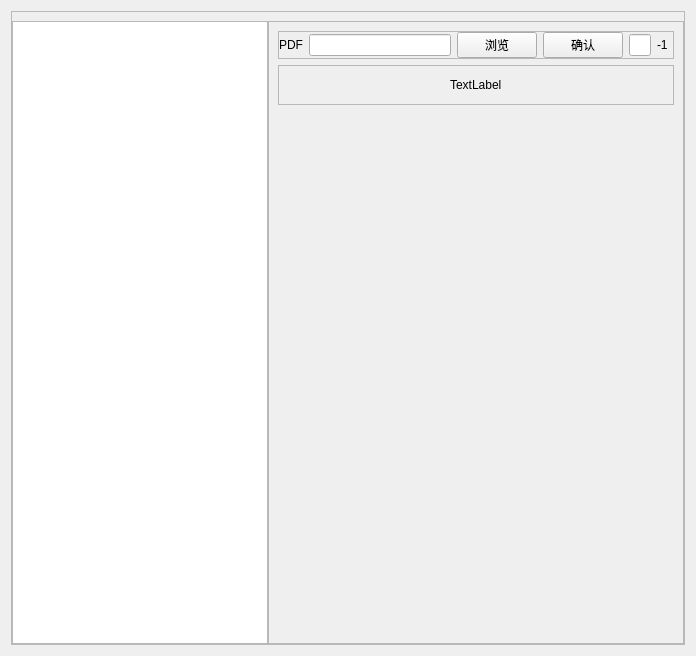
The window that ui/pdf.ui (fffoobibi/pyqt_ocr) describes before a commit, drawn with Qt 5.
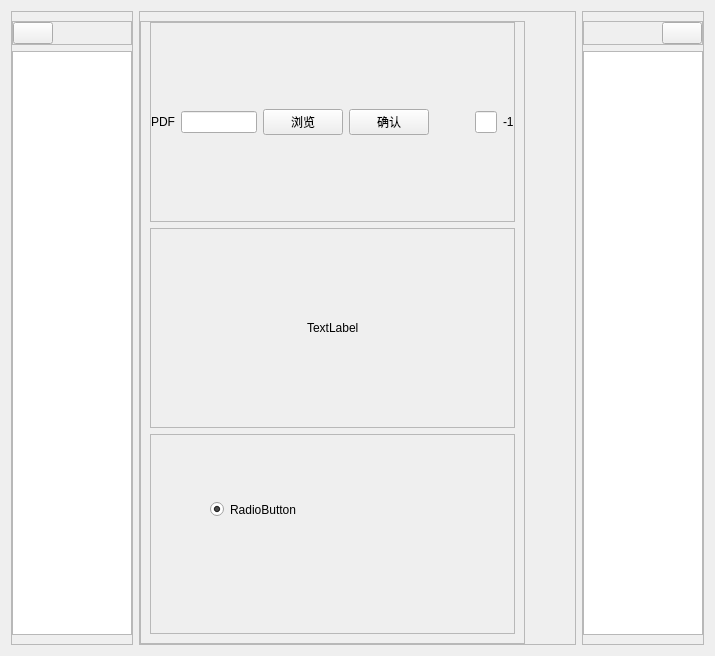
The same window after the commit. Icons and pictures are not drawn. Custom widgets are drawn as their Qt base class.

```diff
--- a/ui/pdf.ui
+++ b/ui/pdf.ui
@@ -6,35 +6,80 @@
    <rect>
     <x>0</x>
     <y>0</y>
-    <width>696</width>
+    <width>715</width>
     <height>656</height>
    </rect>
   </property>
   <property name="windowTitle">
    <string>Form</string>
   </property>
-  <layout class="QHBoxLayout" name="horizontalLayout_3">
+  <layout class="QHBoxLayout" name="horizontalLayout_3" stretch="0,0,0">
    <item>
-    <widget class="QFrame" name="frame_3">
+    <widget class="QFrame" name="frame_7">
      <property name="frameShape">
       <enum>QFrame::StyledPanel</enum>
      </property>
      <property name="frameShadow">
       <enum>QFrame::Raised</enum>
      </property>
-     <layout class="QHBoxLayout" name="horizontalLayout_2" stretch="0,30">
-      <property name="spacing">
-       <number>0</number>
-      </property>
+     <layout class="QVBoxLayout" name="verticalLayout_3">
       <property name="leftMargin">
        <number>0</number>
       </property>
       <property name="rightMargin">
        <number>0</number>
       </property>
-      <property name="bottomMargin">
-       <number>0</number>
-      </property>
+      <item>
+       <widget class="QFrame" name="frame_8">
+        <property name="frameShape">
+         <enum>QFrame::StyledPanel</enum>
+        </property>
+        <property name="frameShadow">
+         <enum>QFrame::Raised</enum>
+        </property>
+        <layout class="QHBoxLayout" name="horizontalLayout_6">
+         <property name="leftMargin">
+          <number>0</number>
+         </property>
+         <property name="topMargin">
+          <number>0</number>
+         </property>
+         <property name="rightMargin">
+          <number>0</number>
+         </property>
+         <property name="bottomMargin">
+          <number>0</number>
+         </property>
+         <item>
+          <widget class="QPushButton" name="pushButton_4">
+           <property name="text">
+            <string/>
+           </property>
+           <property name="icon">
+            <iconset resource="src.qrc">
+             <normaloff>:/image/img/indent-decrease.svg</normaloff>:/image/img/indent-decrease.svg</iconset>
+           </property>
+           <property name="checkable">
+            <bool>true</bool>
+           </property>
+          </widget>
+         </item>
+         <item>
+          <spacer name="horizontalSpacer_4">
+           <property name="orientation">
+            <enum>Qt::Horizontal</enum>
+           </property>
+           <property name="sizeHint" stdset="0">
+            <size>
+             <width>40</width>
+             <height>20</height>
+            </size>
+           </property>
+          </spacer>
+         </item>
+        </layout>
+       </widget>
+      </item>
       <item>
        <widget class="DragListWidget" name="listWidget">
         <property name="cursor" stdset="0">
@@ -54,6 +99,30 @@
         </property>
        </widget>
       </item>
+     </layout>
+    </widget>
+   </item>
+   <item>
+    <widget class="QFrame" name="frame_3">
+     <property name="frameShape">
+      <enum>QFrame::StyledPanel</enum>
+     </property>
+     <property name="frameShadow">
+      <enum>QFrame::Raised</enum>
+     </property>
+     <layout class="QHBoxLayout" name="horizontalLayout_2" stretch="30,0">
+      <property name="spacing">
+       <number>0</number>
+      </property>
+      <property name="leftMargin">
+       <number>0</number>
+      </property>
+      <property name="rightMargin">
+       <number>0</number>
+      </property>
+      <property name="bottomMargin">
+       <number>0</number>
+      </property>
       <item>
        <widget class="QFrame" name="frame_2">
         <property name="frameShape">
@@ -63,6 +132,9 @@
          <enum>QFrame::Raised</enum>
         </property>
         <layout class="QVBoxLayout" name="verticalLayout">
+         <property name="topMargin">
+          <number>0</number>
+         </property>
          <item>
           <widget class="QFrame" name="frame">
            <property name="contextMenuPolicy">
@@ -74,7 +146,7 @@
            <property name="frameShadow">
             <enum>QFrame::Raised</enum>
            </property>
-           <layout class="QHBoxLayout" name="horizontalLayout" stretch="0,9,0,0,1,1">
+           <layout class="QHBoxLayout" name="horizontalLayout" stretch="0,9,0,0,0,1,1">
             <property name="leftMargin">
              <number>0</number>
             </property>
@@ -130,6 +202,19 @@
               </property>
              </widget>
             </item>
+            <item>
+             <spacer name="horizontalSpacer_5">
+              <property name="orientation">
+               <enum>Qt::Horizontal</enum>
+              </property>
+              <property name="sizeHint" stdset="0">
+               <size>
+                <width>40</width>
+                <height>20</height>
+               </size>
+              </property>
+             </spacer>
+            </item>
             <item>
              <widget class="PageLineEdit" name="lineEdit_2">
               <property name="alignment">
@@ -197,16 +282,139 @@
            <property name="orientation">
             <enum>Qt::Vertical</enum>
            </property>
+           <property name="sizeType">
+            <enum>QSizePolicy::Minimum</enum>
+           </property>
            <property name="sizeHint" stdset="0">
             <size>
              <width>20</width>
-             <height>40</height>
+             <height>0</height>
             </size>
            </property>
           </spacer>
          </item>
+         <item>
+          <widget class="QFrame" name="frame_9">
+           <property name="frameShape">
+            <enum>QFrame::StyledPanel</enum>
+           </property>
+           <property name="frameShadow">
+            <enum>QFrame::Raised</enum>
+           </property>
+           <widget class="QRadioButton" name="radioButton">
+            <property name="geometry">
+             <rect>
+              <x>60</x>
+              <y>50</y>
+              <width>321</width>
+              <height>51</height>
+             </rect>
+            </property>
+            <property name="text">
+             <string>RadioButton</string>
+            </property>
+            <property name="checked">
+             <bool>true</bool>
+            </property>
+            <property name="autoRepeat">
+             <bool>false</bool>
+            </property>
+            <property name="autoExclusive">
+             <bool>true</bool>
+            </property>
+           </widget>
+          </widget>
+         </item>
         </layout>
        </widget>
+      </item>
+      <item>
+       <spacer name="horizontalSpacer_6">
+        <property name="orientation">
+         <enum>Qt::Horizontal</enum>
+        </property>
+        <property name="sizeType">
+         <enum>QSizePolicy::Expanding</enum>
+        </property>
+        <property name="sizeHint" stdset="0">
+         <size>
+          <width>50</width>
+          <height>0</height>
+         </size>
+        </property>
+       </spacer>
+      </item>
+     </layout>
+    </widget>
+   </item>
+   <item>
+    <widget class="QFrame" name="frame_5">
+     <property name="frameShape">
+      <enum>QFrame::StyledPanel</enum>
+     </property>
+     <property name="frameShadow">
+      <enum>QFrame::Raised</enum>
+     </property>
+     <layout class="QVBoxLayout" name="verticalLayout_2">
+      <property name="leftMargin">
+       <number>0</number>
+      </property>
+      <property name="rightMargin">
+       <number>0</number>
+      </property>
+      <item>
+       <widget class="QFrame" name="frame_6">
+        <property name="frameShape">
+         <enum>QFrame::StyledPanel</enum>
+        </property>
+        <property name="frameShadow">
+         <enum>QFrame::Raised</enum>
+        </property>
+        <layout class="QHBoxLayout" name="horizontalLayout_5">
+         <property name="leftMargin">
+          <number>0</number>
+         </property>
+         <property name="topMargin">
+          <number>0</number>
+         </property>
+         <property name="rightMargin">
+          <number>0</number>
+         </property>
+         <property name="bottomMargin">
+          <number>0</number>
+         </property>
+         <item>
+          <spacer name="horizontalSpacer">
+           <property name="orientation">
+            <enum>Qt::Horizontal</enum>
+           </property>
+           <property name="sizeHint" stdset="0">
+            <size>
+             <width>40</width>
+             <height>20</height>
+            </size>
+           </property>
+          </spacer>
+         </item>
+         <item>
+          <widget class="QPushButton" name="pushButton_3">
+           <property name="text">
+            <string/>
+           </property>
+           <property name="icon">
+            <iconset resource="src.qrc">
+             <normaloff>:/image/img/indent-increase.svg</normaloff>:/image/img/indent-increase.svg</iconset>
+           </property>
+           <property name="checkable">
+            <bool>true</bool>
+           </property>
+          </widget>
+         </item>
+        </layout>
+       </widget>
+      </item>
+      <item>
+       <widget class="QTextBrowser" name="textBrowser"/>
       </item>
      </layout>
     </widget>
```
Left out of the diff: 46 changed lines with no effect on the pictures.
